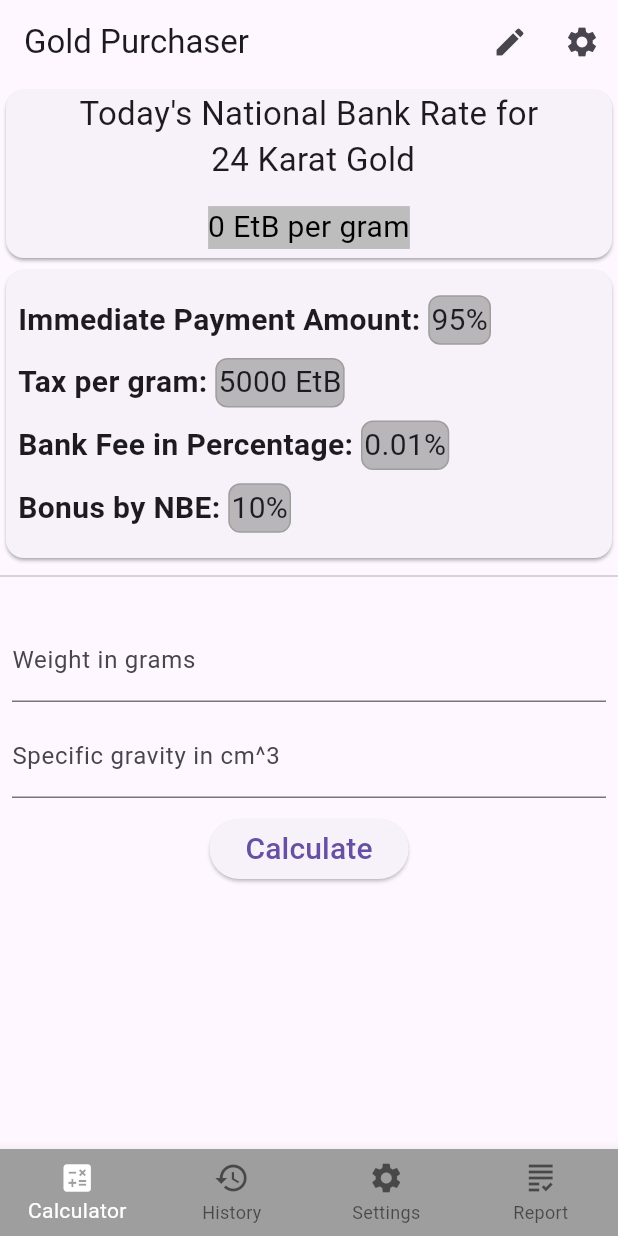
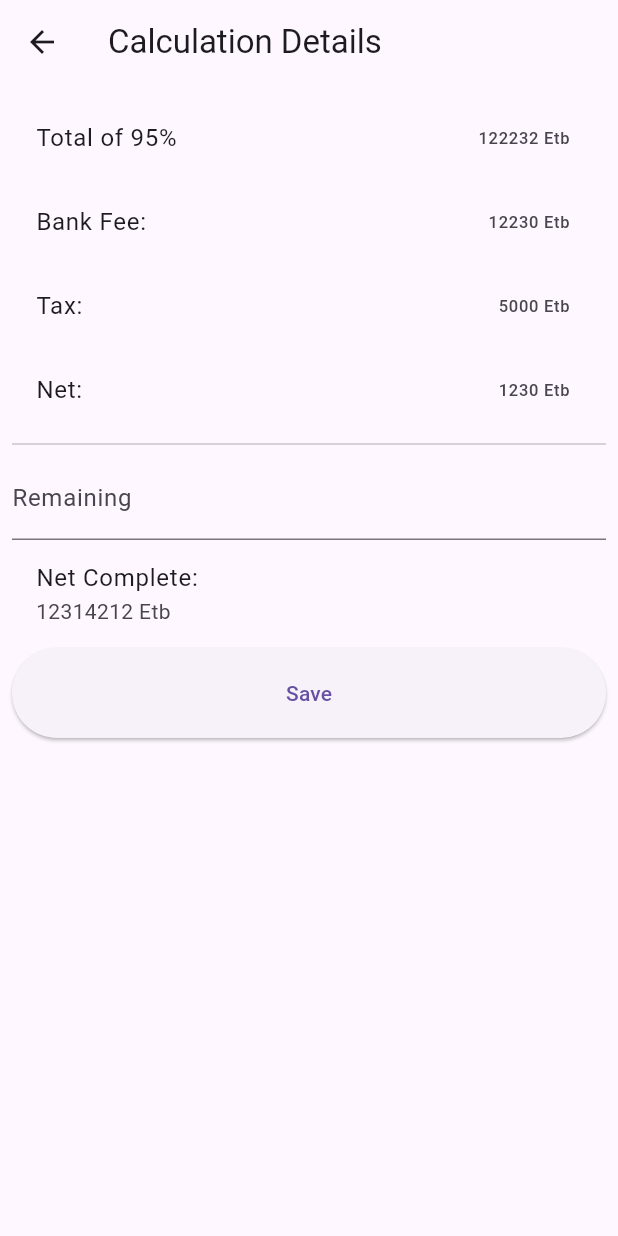
Before and after one commit to samuael/nbe, a Flutter app: the screen it shows after launch, after a tap on "Calculate", on a phone screen of 412 x 824 dp. Run offline on Flutter 3.47's test engine with Material 3 defaults, Android fonts, the phone set to English and light mode, and no system bars; our stand-ins replace shared_preferences; network calls fail.

Commit message:
Add Calculation Details Screen

```diff
--- /dev/null
+++ b/lib/screens/calculation_details.dart
@@ -0,0 +1,45 @@
+import 'package:flutter/material.dart';
+
+class CalculationDetails extends StatefulWidget {
+  @override
+  State<CalculationDetails> createState() => _CalculationDetailsState();
+}
+
+class _CalculationDetailsState extends State<CalculationDetails> {
+  final _remainingController = TextEditingController();
+
+  @override
+  Widget build(BuildContext context) {
+    return Scaffold(
+      appBar: AppBar(title: Text('Calculation Details')),
+      body: Padding(
+        padding: const EdgeInsets.all(8.0),
+        child: Column(
+          children: [
+            ListTile(title: Text('Total of 95%'), trailing: Text('122232 Etb')),
+            ListTile(title: Text('Bank Fee:'), trailing: Text('12230 Etb')),
+            ListTile(title: Text('Tax:'), trailing: Text('5000 Etb')),
+            ListTile(title: Text('Net:'), trailing: Text('1230 Etb')),
+            Divider(),
+
+            TextField(
+              controller: _remainingController,
+              decoration: InputDecoration(label: Text('Remaining')),
+            ),
+            ListTile(
+              title: Text('Net Complete:'),
+              subtitle: Text('12314212 Etb'),
+            ),
+            ElevatedButton(
+              style: ButtonStyle(
+                minimumSize: WidgetStatePropertyAll(Size(double.infinity, 60)),
+              ),
+              onPressed: () {},
+              child: Text('Save'),
+            ),
+          ],
+        ),
+      ),
+    );
+  }
+}
--- a/lib/screens/calculator.dart
+++ b/lib/screens/calculator.dart
@@ -2,6 +2,7 @@ import 'dart:convert';
 
 import 'package:flutter/material.dart';
 import 'package:http/http.dart' as http;
+import 'package:nbe/screens/calculation_details.dart';
 import 'package:shared_preferences/shared_preferences.dart';
 
 class CalculatorScreen extends StatefulWidget {
@@ -249,7 +250,11 @@ class _CalculatorScreenState extends State<CalculatorScreen> {
             ),
             SizedBox(height: 10),
             ElevatedButton(
-              onPressed: () {},
+              onPressed: () {
+                Navigator.of(context).push(
+                  MaterialPageRoute(builder: (ctx) => CalculationDetails()),
+                );
+              },
               child: Text('Calculate', style: TextStyle(fontSize: 20)),
             ),
           ],
```
